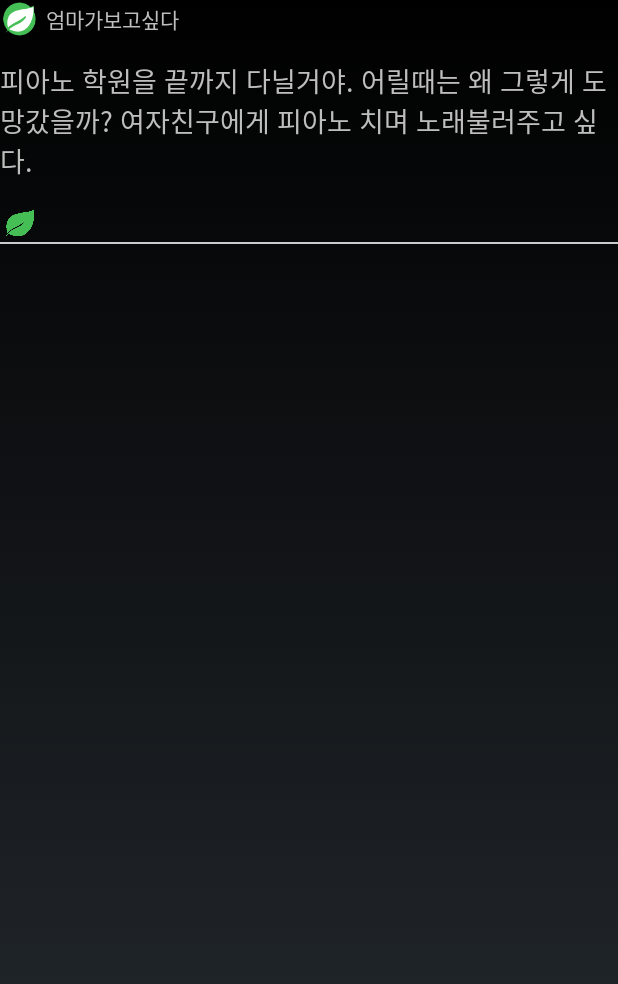
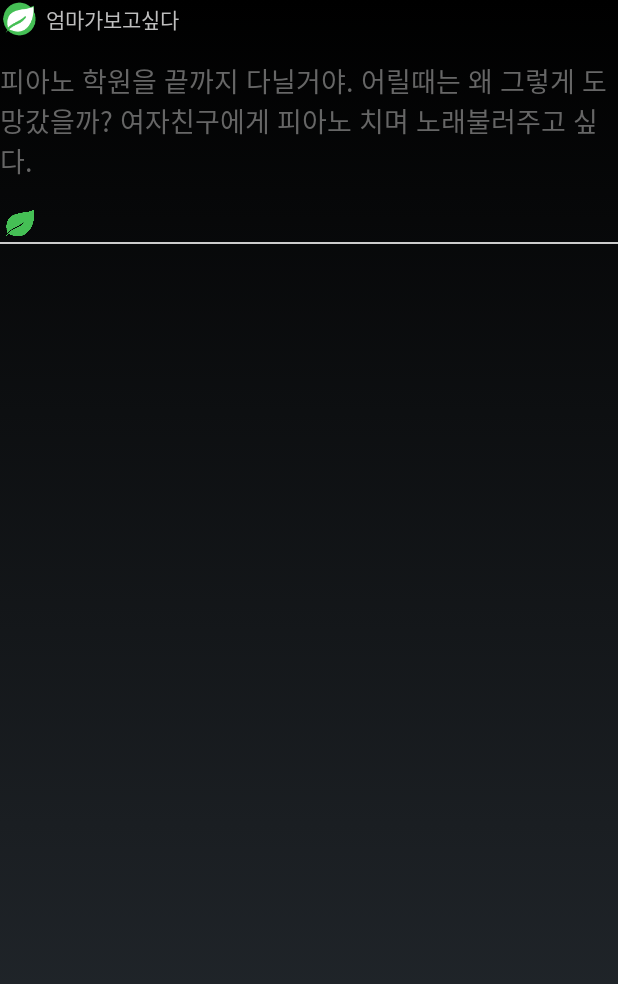
Before and after one commit to sungjunyoung/IFSay, an Android app: the layout page_ifsay_header.xml on its own in the app's theme, with its tools: preview values and no code run, on a phone screen of 412 x 824 dp. Shown: the top 984 px of the screen. Run offline under Robolectric (Android 15) with nearby library versions, the phone set to English and light mode, and no system bars.

Commit message:
답변 찐하게

```diff
--- a/app/src/main/res/layout/page_ifsay_header.xml
+++ b/app/src/main/res/layout/page_ifsay_header.xml
@@ -32,7 +32,8 @@
         android:layout_centerInParent="true"
         android:layout_marginTop="15dp"
         android:text="피아노 학원을 끝까지 다닐거야. 어릴때는 왜 그렇게 도망갔을까? 여자친구에게 피아노 치며 노래불러주고 싶다. "
-        android:textSize="18sp" />
+        android:textSize="18sp"
+        android:textColor="#666666" />
 
     <LinearLayout
         android:layout_width="match_parent"
```
